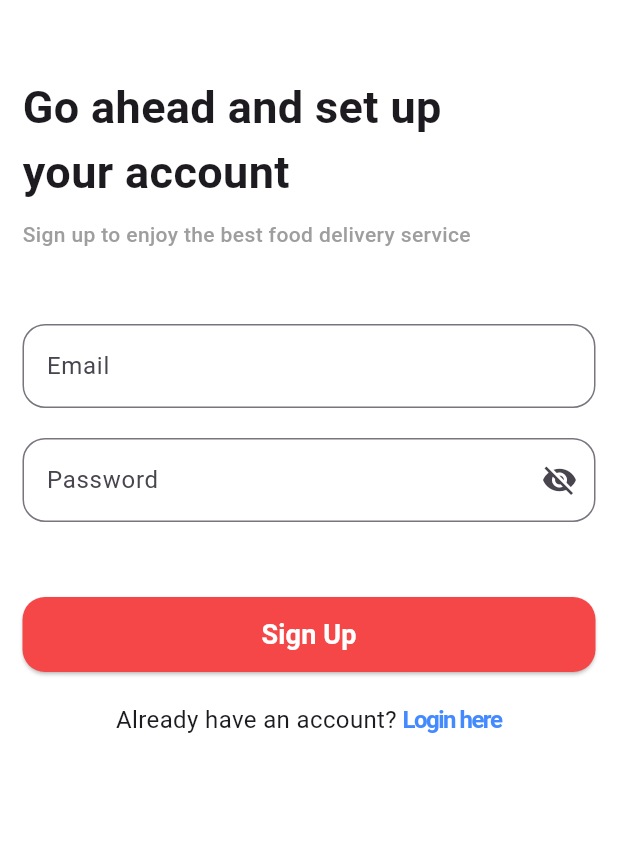
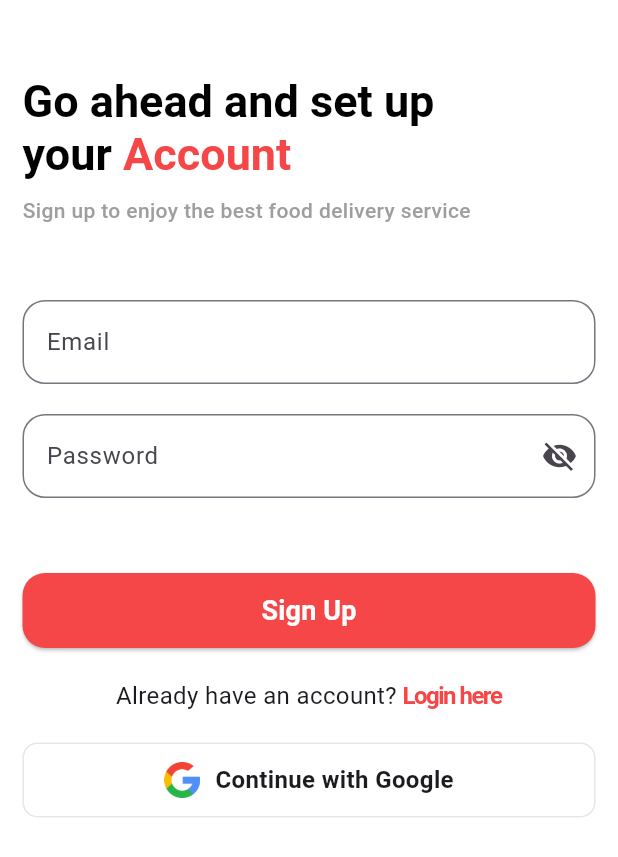
Before and after one commit to R4flllyh/Food-Delivery-App, a Flutter app: the SignupScreen screen opened directly, on a phone screen of 412 x 824 dp. Shown: the top 857 px of the screen. Run offline on Flutter 3.47's test engine with Material 3 defaults, Android fonts, the phone set to English and light mode, and no system bars; our stand-ins replace flutter_riverpod, iconsax, readmore, supabase_flutter; accounts and stored records are empty.

Commit message:
Refactor UI Sign up Page

```diff
--- a/lib/Pages/Auth/signup_screen.dart
+++ b/lib/Pages/Auth/signup_screen.dart
@@ -3,6 +3,7 @@ import 'package:food_delivery/Pages/Auth/login_screen.dart';
 import 'package:food_delivery/Service/auth_service.dart';
 import 'package:food_delivery/Widgets/page_button.dart';
 import 'package:food_delivery/Widgets/snack_bar.dart';
+import 'package:food_delivery/core/utils/consts.dart';
 
 class SignupScreen extends StatefulWidget {
   const SignupScreen({super.key});
@@ -72,11 +73,24 @@ class _SignupScreenState extends State<SignupScreen> {
                   Column(
                     crossAxisAlignment: CrossAxisAlignment.start,
                     children: [
-                      Text(
-                        "Go ahead and set up\nyour account",
-                        style: TextStyle(
-                          fontWeight: FontWeight.bold,
-                          fontSize: 30,
+                      RichText(
+                        text: TextSpan(
+                          text: "Go ahead and set up\nyour",
+                          style: TextStyle(
+                            fontSize: 30,
+                            fontWeight: FontWeight.bold,
+                            color: Colors.black,
+                          ),
+                          children: [
+                            TextSpan(
+                              text: " Account",
+                              style: TextStyle(
+                                fontSize: 30,
+                                fontWeight: FontWeight.bold,
+                                color: red,
+                              ),
+                            ),
+                          ],
                         ),
                       ),
                       SizedBox(height: 10),
@@ -155,13 +169,41 @@ class _SignupScreenState extends State<SignupScreen> {
                       "Login here",
                       style: TextStyle(
                         fontSize: 16,
-                        color: Colors.blueAccent,
+                        color: red,
                         fontWeight: FontWeight.bold,
                         letterSpacing: -1,
                       ),
                     ),
                   ),
                 ],
+              ),
+              SizedBox(height: 20),
+              Container(
+                height: 50,
+                width: double.maxFinite,
+                decoration: BoxDecoration(
+                  border: Border.all(
+                    color: const Color.fromARGB(255, 230, 230, 230),
+                  ),
+                  borderRadius: BorderRadius.circular(10),
+                ),
+                child: Row(
+                  mainAxisAlignment: MainAxisAlignment.center,
+                  children: [
+                    Image.asset(
+                      'assets/search.png', // pastikan kamu punya icon Google di assets
+                      height: 24,
+                    ),
+                    SizedBox(width: 10),
+                    Text(
+                      "Continue with Google",
+                      style: TextStyle(
+                        fontSize: 16,
+                        fontWeight: FontWeight.w600,
+                      ),
+                    ),
+                  ],
+                ),
               ),
             ],
           ),
```
Also changed, not shown: assets/search.png (added), lib/core/Providers/cart_provider.dart (line endings or trailing spaces).
